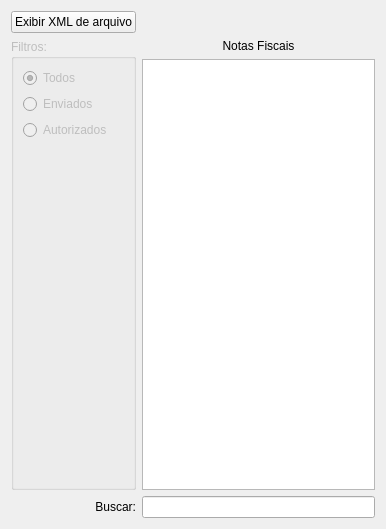
Old version of the form ui/widgetnfeentrada.ui in the repository lellisls/ERP-STACCATO.
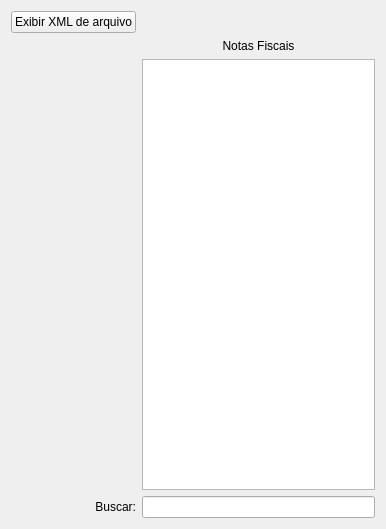
New version of the form. Custom widgets are drawn as their Qt base class.

Patch:
```diff
--- a/ui/widgetnfeentrada.ui
+++ b/ui/widgetnfeentrada.ui
@@ -21,55 +21,6 @@
      </property>
     </widget>
    </item>
-   <item row="1" column="0" rowspan="2">
-    <widget class="QGroupBox" name="groupBox_9">
-     <property name="enabled">
-      <bool>false</bool>
-     </property>
-     <property name="title">
-      <string>Filtros:</string>
-     </property>
-     <layout class="QGridLayout" name="gridLayout_43">
-      <item row="0" column="0">
-       <widget class="QRadioButton" name="radioButtonTodos">
-        <property name="text">
-         <string>Todos</string>
-        </property>
-        <property name="checked">
-         <bool>true</bool>
-        </property>
-       </widget>
-      </item>
-      <item row="1" column="0">
-       <widget class="QRadioButton" name="radioButtonEnviado">
-        <property name="text">
-         <string>Enviados</string>
-        </property>
-       </widget>
-      </item>
-      <item row="2" column="0">
-       <widget class="QRadioButton" name="radioButtonAutorizado">
-        <property name="text">
-         <string>Autorizados</string>
-        </property>
-       </widget>
-      </item>
-      <item row="4" column="0">
-       <spacer name="verticalSpacer_11">
-        <property name="orientation">
-         <enum>Qt::Vertical</enum>
-        </property>
-        <property name="sizeHint" stdset="0">
-         <size>
-          <width>20</width>
-          <height>290</height>
-         </size>
-        </property>
-       </spacer>
-      </item>
-     </layout>
-    </widget>
-   </item>
    <item row="1" column="1">
     <widget class="QLabel" name="labelNfe">
      <property name="text">
```
